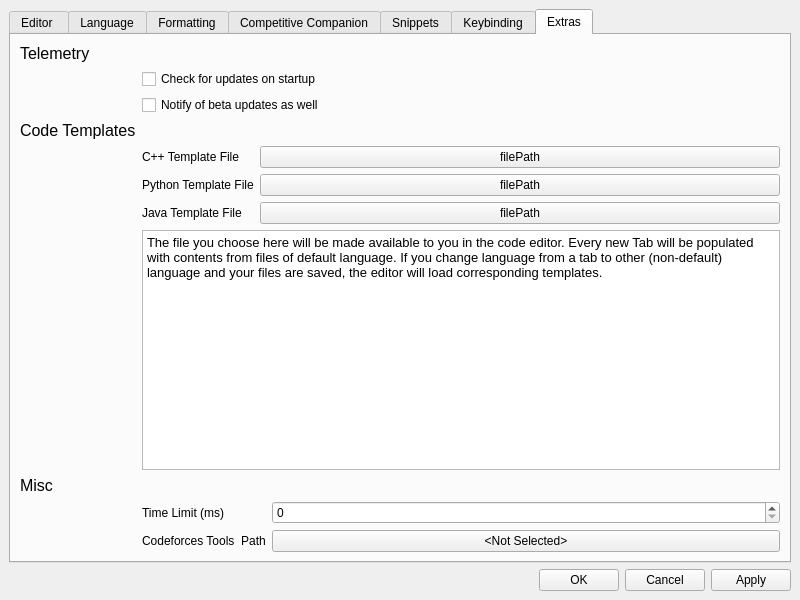
Above: ui/preferencewindow.ui from cpeditor/cpeditor before the change. Below: the same form after it.
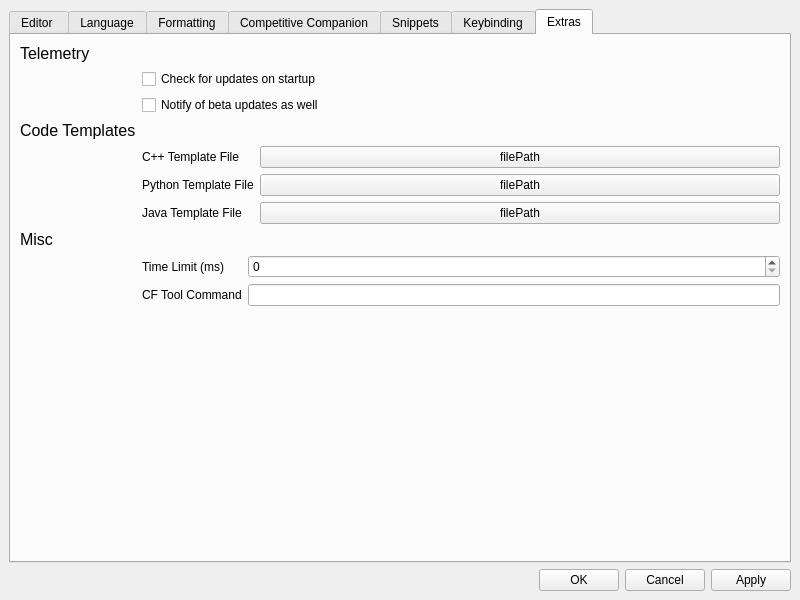
That is the form after the change.

```diff
--- a/ui/preferencewindow.ui
+++ b/ui/preferencewindow.ui
@@ -920,17 +920,6 @@
                   </property>
                  </widget>
                 </item>
-                <item row="3" column="0" colspan="2">
-                 <widget class="QTextBrowser" name="textBrowser_3">
-                  <property name="html">
-                   <string>&lt;!DOCTYPE HTML PUBLIC &quot;-//W3C//DTD HTML 4.0//EN&quot; &quot;http://www.w3.org/TR/REC-html40/strict.dtd&quot;&gt;
-&lt;html&gt;&lt;head&gt;&lt;meta name=&quot;qrichtext&quot; content=&quot;1&quot; /&gt;&lt;style type=&quot;text/css&quot;&gt;
-p, li { white-space: pre-wrap; }
-&lt;/style&gt;&lt;/head&gt;&lt;body style=&quot; font-family:'MS Shell Dlg 2'; font-size:8pt; font-weight:400; font-style:normal;&quot;&gt;
-&lt;p style=&quot; margin-top:0px; margin-bottom:0px; margin-left:0px; margin-right:0px; -qt-block-indent:0; text-indent:0px;&quot;&gt;&lt;span style=&quot; font-family:'MS Shell Dlg 2'; font-size:9.6pt;&quot;&gt;The file you choose here will be made available to you in the code editor. Every new Tab will be populated with contents from files of default language. If you change language from a tab to other (non-default) language and your files are saved, the editor will load corresponding templates.&lt;/span&gt;&lt;/p&gt;&lt;/body&gt;&lt;/html&gt;</string>
-                  </property>
-                 </widget>
-                </item>
                </layout>
               </item>
               <item row="4" column="0">
@@ -960,16 +949,12 @@
                 <item row="1" column="0">
                  <widget class="QLabel" name="label_49">
                   <property name="text">
-                   <string>Codeforces Tools  Path</string>
+                   <string>CF Tool Command</string>
                   </property>
                  </widget>
                 </item>
                 <item row="1" column="1">
-                 <widget class="QPushButton" name="cfpath_button">
-                  <property name="text">
-                   <string>&lt;Not Selected&gt;</string>
-                  </property>
-                 </widget>
+                 <widget class="QLineEdit" name="cf_path"/>
                 </item>
                </layout>
               </item>
```
Left out of the diff: 73 changed lines with no effect on the pictures.
